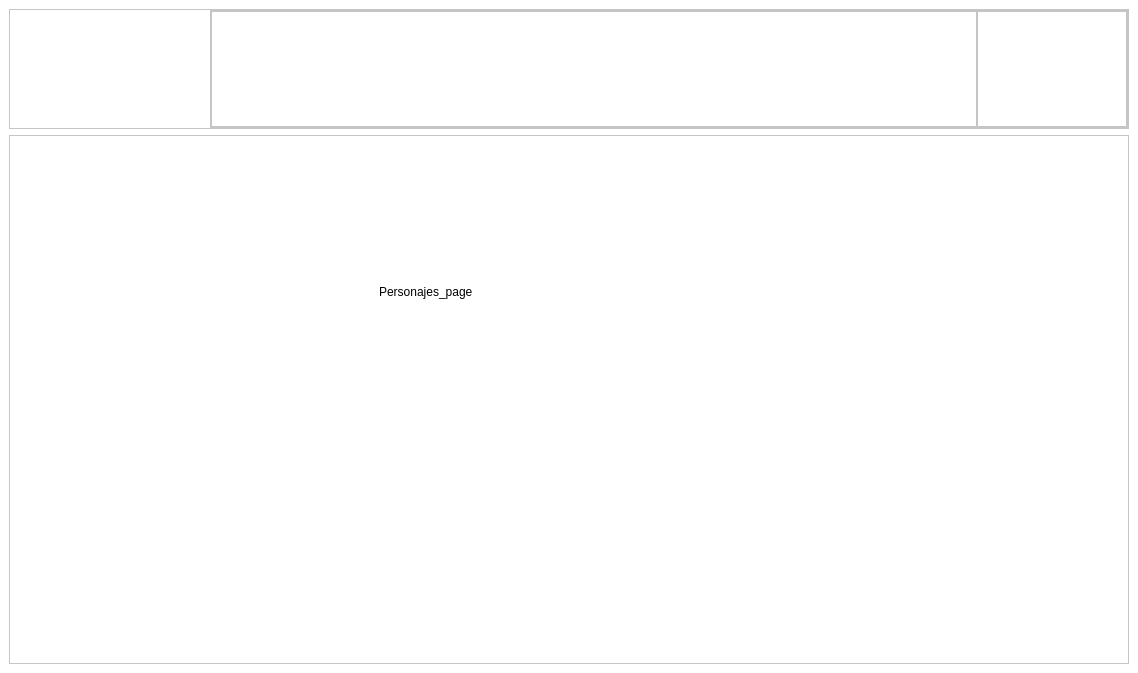
Before: the Qt Designer form Proyecto_1/interfaz.ui in JavierSanchez17/Proyecto_Estructuras, drawn with Qt 5.
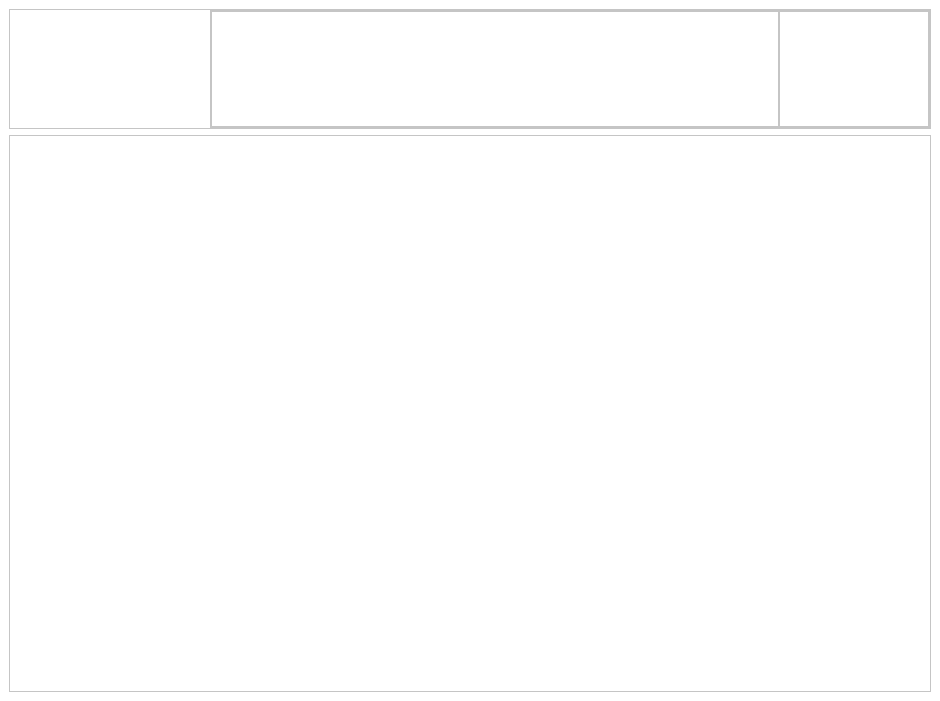
After: the same form once the commit is applied. The open tabs and pages were chosen to show the change. Icons and pictures are not drawn.

Commit message:
Personajes(Imagenes)
Conectar imagenes a personajes

```diff
--- a/Proyecto_1/interfaz.ui
+++ b/Proyecto_1/interfaz.ui
@@ -9,8 +9,8 @@
    <rect>
     <x>0</x>
     <y>0</y>
-    <width>1138</width>
-    <height>673</height>
+    <width>940</width>
+    <height>701</height>
    </rect>
   </property>
   <property name="font">
@@ -507,19 +507,30 @@
           </widget>
          </widget>
          <widget class="QWidget" name="page3">
-          <widget class="QLabel" name="label_3">
-           <property name="geometry">
-            <rect>
-             <x>360</x>
-             <y>140</y>
-             <width>111</width>
-             <height>31</height>
-            </rect>
+          <layout class="QGridLayout" name="gridLayout_5">
+           <property name="leftMargin">
+            <number>0</number>
            </property>
-           <property name="text">
-            <string>Personajes_page</string>
+           <property name="topMargin">
+            <number>0</number>
            </property>
-          </widget>
+           <property name="rightMargin">
+            <number>0</number>
+           </property>
+           <property name="bottomMargin">
+            <number>0</number>
+           </property>
+           <property name="spacing">
+            <number>0</number>
+           </property>
+           <item row="0" column="0">
+            <layout class="QGridLayout" name="layout_personajes">
+             <property name="spacing">
+              <number>50</number>
+             </property>
+            </layout>
+           </item>
+          </layout>
          </widget>
          <widget class="QWidget" name="page4">
           <property name="styleSheet">
```
Left out of the diff: 37 changed lines with no effect on the pictures. The commit also changes 8 other files.
